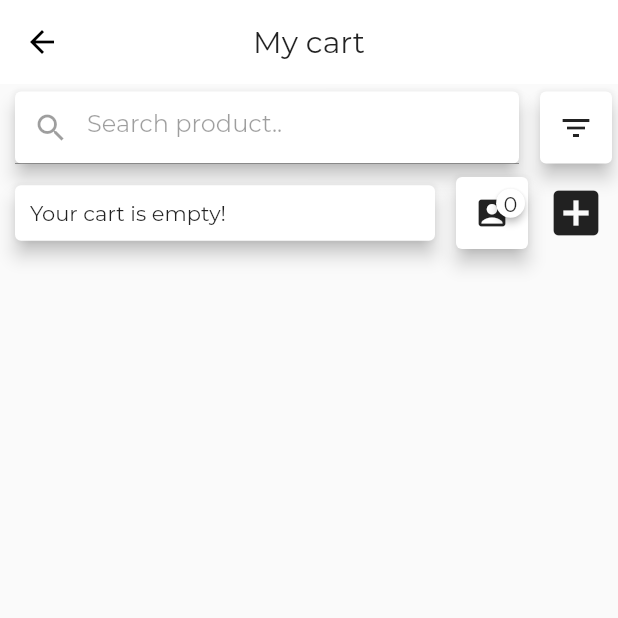
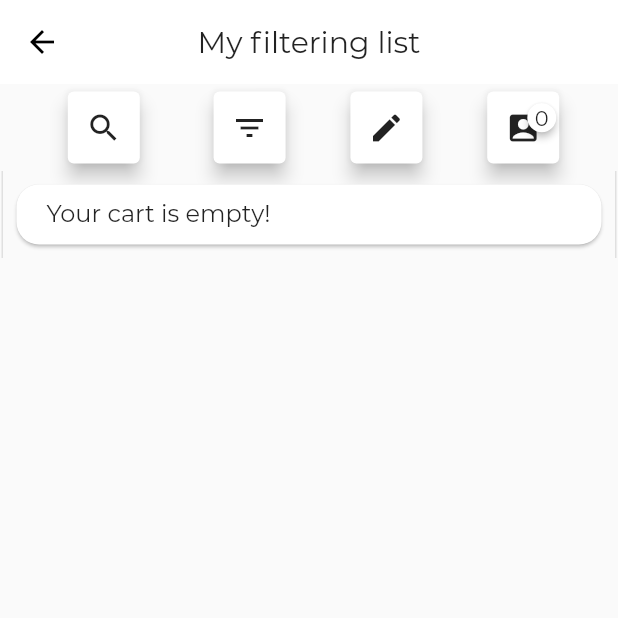
Before and after one commit to AagonP/Healthee-PSE-SE-Assignment, a Flutter app: the FilterScreen screen opened by its route, on a phone screen of 412 x 824 dp, the top half of it. Run offline on Flutter 3.47's test engine with Material 2 defaults, Android fonts, the phone set to English and light mode, and no system bars; drawn by our look-alikes of badges; our stand-ins replace animated_text_kit, auto_size_text, cloud_firestore, firebase_auth, modal_progress_hud; missing offline and left inert: flutter_barcode_scanner, flutter_statusbarcolor; accounts and stored records are empty.

```diff
--- a/lib/filter_by_illness/filter_by_illness_controllers/filter_screen_controller.dart
+++ b/lib/filter_by_illness/filter_by_illness_controllers/filter_screen_controller.dart
@@ -1,6 +1,5 @@
 import 'package:flutter/material.dart';
 import 'package:provider/provider.dart';
-
 
 import '../../models/product.dart';
 import '../../providers/data_helper.dart';
@@ -8,8 +7,16 @@ import '../../providers/products.dart';
 import '../../providers/user_input.dart';
 import '../../providers/saved_products.dart';
 
+class FilterScreenController {
+  final removeFromFilteringListSnackBar = SnackBar(
+    content: Text('You have removed a product from filtering list!'),
+    duration: Duration(milliseconds: 500 ),
+  );
+  final saveProductSnackBar = SnackBar(
+    content: Text('You have saved a product!'),
+    duration: Duration(milliseconds: 500 ),
+  );
 
-class FilterScreenController {
   Future<void> updateDataFromFirebase(
       String userID, BuildContext context) async {
     List<Product> savedProducts =
@@ -42,7 +49,8 @@ class FilterScreenController {
     isFilterOn = false;
     Provider.of<Products>(context).filteringProducts.forEach(
       (element) {
-        Provider.of<Products>(context).updateProductHealthValidation(element, true);
+        Provider.of<Products>(context)
+            .updateProductHealthValidation(element, true);
       },
     );
   }
@@ -110,8 +118,7 @@ class FilterScreenController {
     );
   }
 
-  Future<Map<String, dynamic>> mapProductToJson(
-      BuildContext context) async {
+  Future<Map<String, dynamic>> mapProductToJson(BuildContext context) async {
     int _savedProductsLength =
         Provider.of<SavedProducts>(context).savedProducts.length;
     if (_savedProductsLength == 0) return null;
@@ -144,6 +151,7 @@ class FilterScreenController {
     if (!_isDuplicated) {
       Provider.of<SavedProducts>(context)
           .saveProduct(filteringProducts.elementAt(index));
+      Scaffold.of(context).showSnackBar(saveProductSnackBar);
     }
   }
 
@@ -151,6 +159,7 @@ class FilterScreenController {
       int index, BuildContext context, List filteringProducts) {
     Provider.of<Products>(context)
         .removeFilteringProduct(filteringProducts.elementAt(index));
+    Scaffold.of(context).showSnackBar(removeFromFilteringListSnackBar);
   }
 
   Future<void> showAlertOnSavingBlurred(
--- a/lib/filter_by_illness/filter_by_illness_controllers/saved_products_screen_controller.dart
+++ b/lib/filter_by_illness/filter_by_illness_controllers/saved_products_screen_controller.dart
@@ -11,8 +11,7 @@ class SavedProductsScreenController {
         arguments: filteringProducts.elementAt(idx));
   }
 
-  Future<Map<String, dynamic>> mapProductToJson(
-      BuildContext context) async {
+  Future<Map<String, dynamic>> mapProductToJson(BuildContext context) async {
     int _savedProductsLength =
         Provider.of<SavedProducts>(context).savedProducts.length;
     if (_savedProductsLength == 0) return null;
@@ -51,7 +50,8 @@ class SavedProductsScreenController {
         await mapProductToJson(context), userID);
   }
 
-  Future<void> removeUserSavedProduct(int index,BuildContext context, List savedProducts) async {
+  Future<void> removeUserSavedProduct(
+      int index, BuildContext context, List savedProducts) async {
     Provider.of<SavedProducts>(context)
         .removeProduct(savedProducts.elementAt(index));
     UserSavedProductsDataHelper.removeUserSavedProduct(
--- a/lib/filter_by_illness/filter_by_illness_screens/filter_screen.dart
+++ b/lib/filter_by_illness/filter_by_illness_screens/filter_screen.dart
@@ -19,34 +19,29 @@ class FilterScreen extends StatelessWidget with FilterScreenController {
         elevation: 0.0,
         centerTitle: true,
         title: Text(
-          'My cart',
+          'My filtering list',
         ),
       ),
       body: Column(children: <Widget>[
         Row(
+          mainAxisAlignment: MainAxisAlignment.spaceEvenly,
           children: <Widget>[
-            Expanded(
-              child: GestureDetector(
-                onTap: () {
+            Card(
+              elevation: 5,
+              margin: EdgeInsets.symmetric(vertical: 5, horizontal: 10),
+              child: IconButton(
+                tooltip: 'Search products',
+                icon: Icon(Icons.search),
+                onPressed: () {
                   Navigator.pushNamed(context, 'HomePage');
                 },
-                child: Card(
-                  elevation: 5,
-                  margin: EdgeInsets.symmetric(vertical: 5, horizontal: 10),
-                  child: TextField(
-                    enabled: false,
-                    decoration: InputDecoration(
-                      hintText: 'Search product..',
-                      prefixIcon: Icon(Icons.search),
-                    ),
-                  ),
-                ),
               ),
             ),
             // Filter  function call here
             Card(
               elevation: 5,
               child: IconButton(
+                tooltip: 'Filter the list',
                 icon: Icon(Icons.filter_list),
                 onPressed: () {
                   //onPressedFilter
@@ -59,32 +54,34 @@ class FilterScreen extends StatelessWidget with FilterScreenController {
                 },
               ),
             ),
-          ],
-        ),
-        Row(children: <Widget>[
-          Expanded(
-            child: Card(
+            Card(
+
               elevation: 5,
-              color: Colors.white,
-              margin: EdgeInsets.symmetric(vertical: 0, horizontal: 10),
-              child: Padding(
-                padding: const EdgeInsets.all(10.0),
-                child: Text(
-                  getFilterStatus(_isFilterOn, context),
-                  style: TextStyle(fontSize: 14),
-                ),
-              ),
+              child: IconButton(
+                tooltip: 'Set your illnesses',
+                icon: Icon(Icons.mode_edit),
+                onPressed: () {
+                  if (Provider.of<Products>(context).filteringProducts.length ==
+                      0) {
+                    showAlertOnEmptySelectingList(context);
+                  } else {
+                    Navigator.pushNamed(context, 'HealthInputScreen');
+                  }
+                },
               ),
             ),
             Card(
               elevation: 5,
               child: IconButton(
+                tooltip: 'Show your saved products',
                 onPressed: () async {
                   updateDataFromFirebase(
                       await UserSavedProductsDataHelper.getCurrentUser(),
                       context);
                   //saved list page
-                if (Provider.of<SavedProducts>(context).savedProducts.length ==
+                  if (Provider.of<SavedProducts>(context)
+                          .savedProducts
+                          .length ==
                       0) {
                     showAlertOnSavedList(context);
                   } else {
@@ -97,25 +94,42 @@ class FilterScreen extends StatelessWidget with FilterScreenController {
                 icon: Badge(
                     badgeColor: Colors.white,
                     animationType: BadgeAnimationType.scale,
-                  badgeContent: Text(
-                      (Provider.of<SavedProducts>(context).savedProducts.length)
+                    badgeContent: Text((Provider.of<SavedProducts>(context)
+                            .savedProducts
+                            .length)
                         .toString()),
                     child: Icon(Icons.account_box)), //filter
               ),
             ),
             //Input user setting
-          IconButton(
-            icon: Icon(Icons.add_box),
-            iconSize: 40,
-            onPressed: () {
-              if (Provider.of<Products>(context).filteringProducts.length == 0) {
-                showAlertOnEmptySelectingList(context);
-              } else {
-                Navigator.pushNamed(context, 'HealthInputScreen');
-              }
-            },
+          ],
         ),
-        ]),
+        Row(
+          mainAxisAlignment: MainAxisAlignment.center,
+          children: <Widget>[
+            Container(
+              width: 410,
+              padding: EdgeInsets.all(5),
+              decoration: BoxDecoration(
+                border: Border.symmetric(
+                  vertical: BorderSide(color: Colors.grey[300]),
+                ),
+              ),
+              child: Card(
+                shape: RoundedRectangleBorder(
+                    borderRadius: BorderRadius.circular(15)),
+                borderOnForeground: true,
+                child: Container(
+                  padding: EdgeInsets.fromLTRB(20, 10, 20, 10),
+                  child: Text(
+                    getFilterStatus(_isFilterOn, context),
+                    style: TextStyle(fontSize: 16),
+                  ),
+                ),
+              ),
+            ),
+          ],
+        ),
         FilterFoodListView(),
       ]),
     );
--- a/lib/screens/search_product_screen.dart
+++ b/lib/screens/search_product_screen.dart
@@ -118,7 +118,7 @@ class _HomePageState extends State<HomePage> {
             child: Align(
               alignment: Alignment.centerLeft,
               child: Text(
-                'Welcome $name',
+                'Welcome ',
                 textAlign: TextAlign.left,
                 style: TextStyle(
                   fontSize: 30,
```
Also changed, not shown: lib/filter_by_illness/filter_by_illness_screens/saved_products_screen.dart (+11 -5 lines), lib/filter_by_illness/filter_by_illness_widgets/filtered_food_list_view.dart (+5 -3 lines), lib/widgets/food_list_view.dart (+10 -4 lines). Lines whose indentation alone changed are shown as unchanged.
